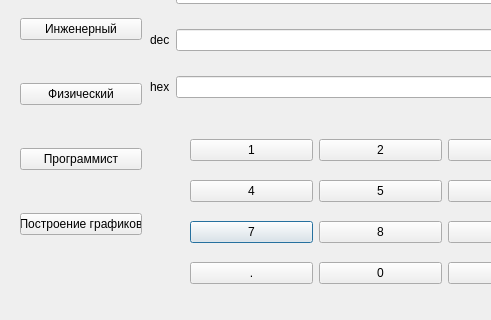
The window that Programmer.ui (Dmitry315/Calculator) describes before a commit, drawn with Qt 5; both pictures show x 0 to 491 and y 94 to 414 of the 699 by 414 pixel window.
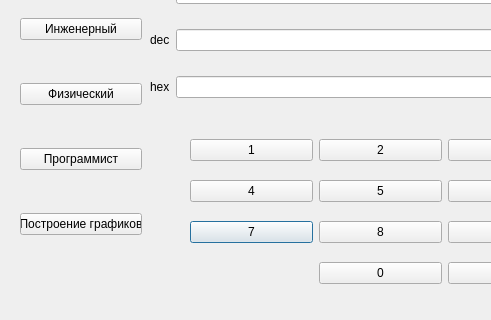
The same window after the commit.

```diff
--- a/Programmer.ui
+++ b/Programmer.ui
@@ -65,13 +65,6 @@
       </property>
      </widget>
     </item>
-    <item row="4" column="0">
-     <widget class="QPushButton" name="btn_dot">
-      <property name="text">
-       <string>.</string>
-      </property>
-     </widget>
-    </item>
     <item row="1" column="0">
      <widget class="QPushButton" name="btn1">
       <property name="text">
```
